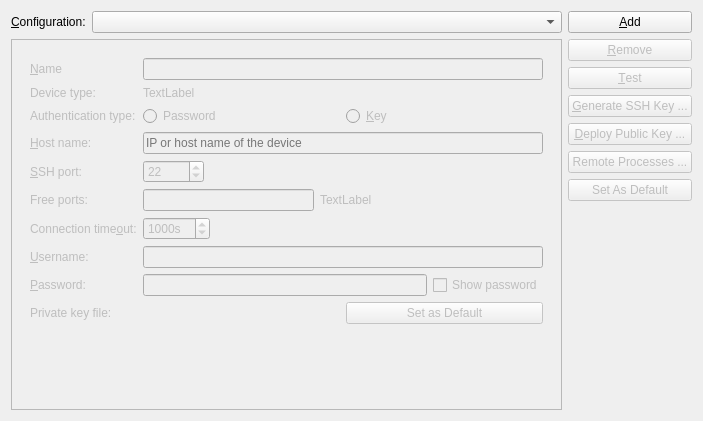
First picture: the form in src/plugins/qt4projectmanager/qt-maemo/maemodeviceconfigurationssettingswidget.ui, repository qt-creator/qt-creator, before the edit.
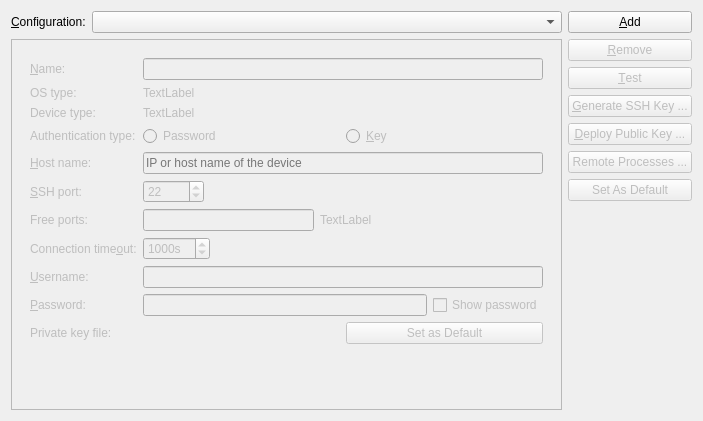
Second picture: the form after the edit. Custom widgets are drawn as their Qt base class.

Commit message: Maemo: Display OS type in device configuration widget.

```diff
--- a/src/plugins/qt4projectmanager/qt-maemo/maemodeviceconfigurationssettingswidget.ui
+++ b/src/plugins/qt4projectmanager/qt-maemo/maemodeviceconfigurationssettingswidget.ui
@@ -70,7 +70,7 @@
            <item row="0" column="0">
             <widget class="QLabel" name="deviceNameLabel">
              <property name="text">
-              <string>&amp;Name</string>
+              <string>&amp;Name:</string>
              </property>
              <property name="buddy">
               <cstring>nameLineEdit</cstring>
@@ -80,21 +80,21 @@
            <item row="0" column="1">
             <widget class="QLineEdit" name="nameLineEdit"/>
            </item>
-           <item row="1" column="0">
+           <item row="2" column="0">
             <widget class="QLabel" name="deviceTypeLabel">
              <property name="text">
               <string>Device type:</string>
              </property>
             </widget>
            </item>
-           <item row="2" column="0">
+           <item row="3" column="0">
             <widget class="QLabel" name="authTypeLabel">
              <property name="text">
               <string>Authentication type:</string>
              </property>
             </widget>
            </item>
-           <item row="2" column="1">
+           <item row="3" column="1">
             <widget class="QWidget" name="authTypeButtonsWidget" native="true">
              <layout class="QHBoxLayout" name="horizontalLayout_3">
               <property name="margin">
@@ -117,7 +117,7 @@
              </layout>
             </widget>
            </item>
-           <item row="3" column="0">
+           <item row="4" column="0">
             <widget class="QLabel" name="hostNameLabel">
              <property name="text">
               <string>&amp;Host name:</string>
@@ -127,14 +127,14 @@
              </property>
             </widget>
            </item>
-           <item row="3" column="1">
+           <item row="4" column="1">
             <widget class="QLineEdit" name="hostLineEdit">
              <property name="placeholderText">
               <string>IP or host name of the device</string>
              </property>
             </widget>
            </item>
-           <item row="4" column="0">
+           <item row="5" column="0">
             <widget class="QLabel" name="sshPortLabel">
              <property name="text">
               <string>&amp;SSH port:</string>
@@ -144,7 +144,7 @@
              </property>
             </widget>
            </item>
-           <item row="4" column="1">
+           <item row="5" column="1">
             <layout class="QHBoxLayout" name="horizontalLayout_4">
              <item>
               <widget class="QSpinBox" name="sshPortSpinBox">
@@ -174,7 +174,7 @@
              </item>
             </layout>
            </item>
-           <item row="5" column="0">
+           <item row="6" column="0">
             <widget class="QLabel" name="freePortsLabel">
              <property name="text">
               <string>Free ports:</string>
@@ -184,7 +184,7 @@
              </property>
             </widget>
            </item>
-           <item row="5" column="1">
+           <item row="6" column="1">
             <layout class="QHBoxLayout" name="horizontalLayout_7">
              <item>
               <widget class="QLineEdit" name="portsLineEdit">
@@ -215,7 +215,7 @@
              </item>
             </layout>
            </item>
-           <item row="6" column="0">
+           <item row="7" column="0">
             <widget class="QLabel" name="connectionTimeoutLabel">
              <property name="text">
               <string>Connection time&amp;out:</string>
@@ -225,7 +225,7 @@
              </property>
             </widget>
            </item>
-           <item row="6" column="1">
+           <item row="7" column="1">
             <layout class="QHBoxLayout" name="horizontalLayout_5">
              <item>
               <widget class="QSpinBox" name="timeoutSpinBox">
@@ -258,7 +258,7 @@
              </item>
             </layout>
            </item>
-           <item row="7" column="0">
+           <item row="8" column="0">
             <widget class="QLabel" name="userNameLabel">
              <property name="text">
               <string>&amp;Username:</string>
@@ -268,10 +268,10 @@
              </property>
             </widget>
            </item>
-           <item row="7" column="1">
+           <item row="8" column="1">
             <widget class="QLineEdit" name="userLineEdit"/>
            </item>
-           <item row="8" column="0">
+           <item row="9" column="0">
             <widget class="QLabel" name="passwordLabel">
              <property name="text">
               <string>&amp;Password:</string>
@@ -281,7 +281,7 @@
              </property>
             </widget>
            </item>
-           <item row="8" column="1">
+           <item row="9" column="1">
             <layout class="QHBoxLayout" name="horizontalLayout_6">
              <item>
               <widget class="QLineEdit" name="pwdLineEdit">
@@ -299,14 +299,14 @@
              </item>
             </layout>
            </item>
-           <item row="9" column="0">
+           <item row="10" column="0">
             <widget class="QLabel" name="keyLabel">
              <property name="text">
               <string>Private key file:</string>
              </property>
             </widget>
            </item>
-           <item row="9" column="1">
+           <item row="10" column="1">
             <layout class="QHBoxLayout" name="horizontalLayout_8">
              <item>
               <widget class="Utils::PathChooser" name="keyFileLineEdit"/>
@@ -320,13 +320,27 @@
              </item>
             </layout>
            </item>
-           <item row="1" column="1">
+           <item row="2" column="1">
             <widget class="QLabel" name="deviceTypeValueLabel">
              <property name="text">
               <string>TextLabel</string>
              </property>
             </widget>
            </item>
+           <item row="1" column="0">
+            <widget class="QLabel" name="oSTypeLabel">
+             <property name="text">
+              <string>OS type:</string>
+             </property>
+            </widget>
+           </item>
+           <item row="1" column="1">
+            <widget class="QLabel" name="osTypeValueLabel">
+             <property name="text">
+              <string>TextLabel</string>
+             </property>
+            </widget>
+           </item>
           </layout>
          </widget>
         </item>
```
The commit also changes 4 other files.
